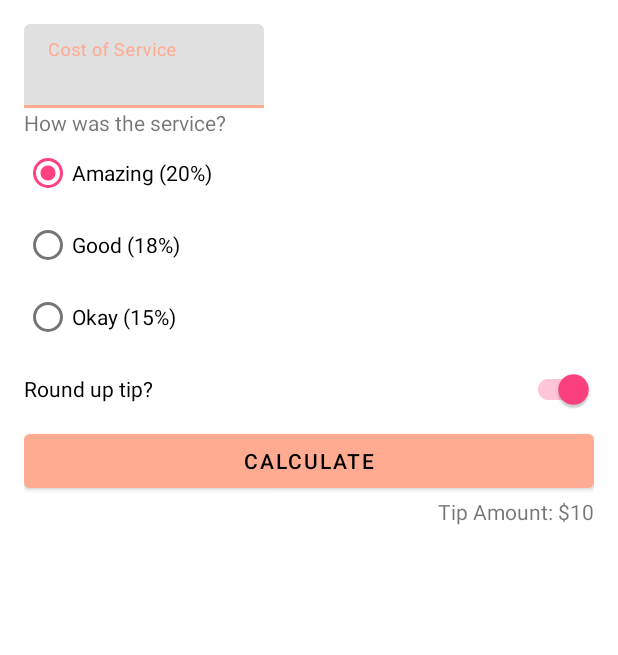
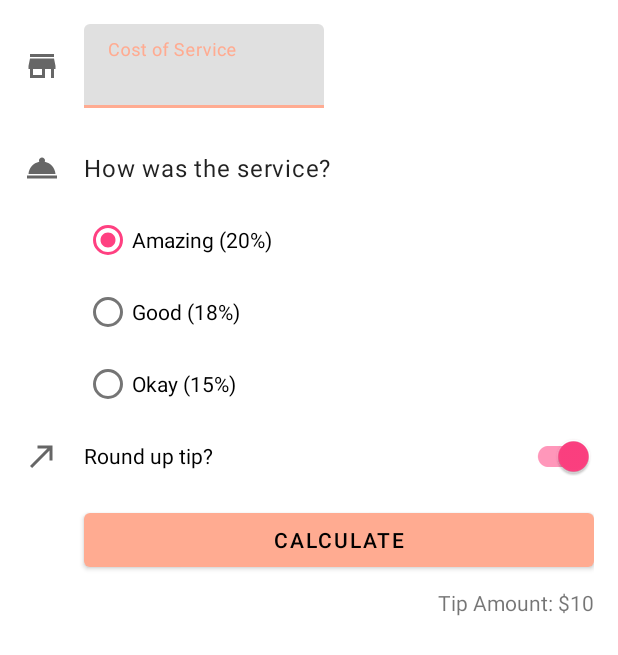
Before and after one commit to Deep3543/TipTime, an Android app: the layout activity_main.xml on its own in the app's theme, with its tools: preview values and no code run, on a phone screen of 412 x 824 dp. Shown: the top 655 px of the screen. Run offline under Robolectric (Android 15) with nearby library versions, the phone set to English and light mode, and no system bars.

Commit message:
Added Icons to the app for more polished UI - Added Styles section to create styles for textView and other attributes

```diff
--- a/app/build.gradle
+++ b/app/build.gradle
@@ -17,7 +17,7 @@ android {
         targetSdkVersion 30
         versionCode 1
         versionName "1.0"
-
+        vectorDrawables.useSupportLibrary = true
         testInstrumentationRunner "androidx.test.runner.AndroidJUnitRunner"
     }
 
--- /dev/null
+++ b/app/src/main/res/drawable/ic_round_up.xml
@@ -0,0 +1,10 @@
+<vector xmlns:android="http://schemas.android.com/apk/res/android"
+    android:width="24dp"
+    android:height="24dp"
+    android:viewportWidth="24"
+    android:viewportHeight="24"
+    android:tint="?attr/colorControlNormal">
+  <path
+      android:fillColor="@android:color/white"
+      android:pathData="M9,5v2h6.59L4,18.59 5.41,20 17,8.41V15h2V5z"/>
+</vector>
--- /dev/null
+++ b/app/src/main/res/drawable/ic_service.xml
@@ -0,0 +1,10 @@
+<vector xmlns:android="http://schemas.android.com/apk/res/android"
+    android:width="24dp"
+    android:height="24dp"
+    android:viewportWidth="24"
+    android:viewportHeight="24"
+    android:tint="?attr/colorControlNormal">
+  <path
+      android:fillColor="@android:color/white"
+      android:pathData="M2,17h20v2L2,19zM13.84,7.79c0.1,-0.24 0.16,-0.51 0.16,-0.79 0,-1.1 -0.9,-2 -2,-2s-2,0.9 -2,2c0,0.28 0.06,0.55 0.16,0.79C6.25,8.6 3.27,11.93 3,16h18c-0.27,-4.07 -3.25,-7.4 -7.16,-8.21z"/>
+</vector>
--- /dev/null
+++ b/app/src/main/res/drawable/ic_store.xml
@@ -0,0 +1,10 @@
+<vector xmlns:android="http://schemas.android.com/apk/res/android"
+    android:width="24dp"
+    android:height="24dp"
+    android:viewportWidth="24"
+    android:viewportHeight="24"
+    android:tint="?attr/colorControlNormal">
+  <path
+      android:fillColor="@android:color/white"
+      android:pathData="M20,4L4,4v2h16L20,4zM21,14v-2l-1,-5L4,7l-1,5v2h1v6h10v-6h4v6h2v-6h1zM12,18L6,18v-4h6v4z"/>
+</vector>
--- a/app/src/main/res/layout/activity_main.xml
+++ b/app/src/main/res/layout/activity_main.xml
@@ -7,13 +7,26 @@
     android:padding="16dp"
     tools:context=".MainActivity">
 
+<!--    Store Icon for Cost of Service -->
+    <ImageView
+        android:id="@+id/icon_cost_of_service"
+        android:layout_width="wrap_content"
+        android:layout_height="wrap_content"
+        android:importantForAccessibility="no"
+        app:srcCompat="@drawable/ic_store"
+        app:layout_constraintStart_toStartOf="parent"
+        app:layout_constraintTop_toTopOf="@id/cost_of_service"
+        app:layout_constraintBottom_toBottomOf="@id/cost_of_service"/>
+
+<!--    Cost of Service TextInputLayout Field -->
     <com.google.android.material.textfield.TextInputLayout
         android:id="@+id/cost_of_service"
         android:layout_width="160dp"
         android:layout_height="wrap_content"
         android:hint="@string/cost_of_service"
-        app:layout_constraintStart_toStartOf="parent"
-        app:layout_constraintTop_toTopOf="parent">
+        app:layout_constraintStart_toEndOf="@id/icon_cost_of_service"
+        app:layout_constraintTop_toTopOf="parent"
+        android:layout_marginStart="16dp">
 
         <com.google.android.material.textfield.TextInputEditText
             android:id="@+id/cost_of_service_edit_text"
@@ -23,13 +36,26 @@
 
     </com.google.android.material.textfield.TextInputLayout>
 
-<!--    How was the Service? TextView field-->
+<!--    Service Icon for Service Question TextView -->
+    <ImageView
+        android:id="@+id/icon_service_question"
+        android:layout_width="wrap_content"
+        android:layout_height="wrap_content"
+        android:importantForAccessibility="no"
+        app:srcCompat="@drawable/ic_service"
+        app:layout_constraintStart_toStartOf="parent"
+        app:layout_constraintTop_toTopOf="@id/service_question"
+        app:layout_constraintBottom_toBottomOf="@id/service_question"/>
+
+<!--    Service Question TextView field-->
     <TextView
         android:id="@+id/service_question"
+        style="@style/Widget.TipTime.TextView"
         android:layout_width="wrap_content"
         android:layout_height="wrap_content"
         android:text="@string/how_was_the_service"
-        app:layout_constraintStart_toStartOf="parent"
+        android:layout_marginTop="16dp"
+        app:layout_constraintStart_toStartOf="@id/cost_of_service"
         app:layout_constraintTop_toBottomOf="@id/cost_of_service" />
 
 <!--    Tip Options Radio Group-->
@@ -39,7 +65,7 @@
         android:layout_height="wrap_content"
         android:checkedButton="@id/option_twenty_percent"
         android:orientation="vertical"
-        app:layout_constraintStart_toStartOf="parent"
+        app:layout_constraintStart_toStartOf="@id/service_question"
         app:layout_constraintTop_toBottomOf="@id/service_question">
 
         <!--        add RadioButtons here -->
@@ -65,15 +91,27 @@
             android:text="@string/okay_service" />
     </RadioGroup>
 
+<!--    Round Up Icon for Round Up Switch -->
+    <ImageView
+        android:id="@+id/icon_round_up"
+        android:layout_width="wrap_content"
+        android:layout_height="wrap_content"
+        android:importantForAccessibility="no"
+        app:srcCompat="@drawable/ic_round_up"
+        app:layout_constraintStart_toStartOf="parent"
+        app:layout_constraintTop_toTopOf="@id/round_up_switch"
+        app:layout_constraintBottom_toBottomOf="@id/round_up_switch"/>
+
 <!--    Round Up Tip Switch -->
-    <androidx.appcompat.widget.SwitchCompat
+    <com.google.android.material.switchmaterial.SwitchMaterial
         android:id="@+id/round_up_switch"
         android:layout_width="0dp"
         android:layout_height="wrap_content"
         android:checked="true"
         android:text="@string/round_up_tip"
+        android:layout_marginStart="16dp"
         app:layout_constraintEnd_toEndOf="parent"
-        app:layout_constraintStart_toStartOf="parent"
+        app:layout_constraintStart_toEndOf="@id/icon_round_up"
         app:layout_constraintTop_toBottomOf="@id/tip_options" />
 
 <!--    Calculate Button -->
@@ -82,8 +120,9 @@
         android:layout_width="0dp"
         android:layout_height="wrap_content"
         android:text="@string/calculate"
+        android:layout_marginTop="8dp"
         app:layout_constraintEnd_toEndOf="parent"
-        app:layout_constraintStart_toStartOf="parent"
+        app:layout_constraintStart_toStartOf="@id/round_up_switch"
         app:layout_constraintTop_toBottomOf="@id/round_up_switch" />
 
 <!--    Tip Result TextView -->
@@ -92,6 +131,7 @@
         android:layout_width="wrap_content"
         android:layout_height="wrap_content"
         tools:text="Tip Amount: $10"
+        android:layout_marginTop="8dp"
         app:layout_constraintEnd_toEndOf="parent"
         app:layout_constraintTop_toBottomOf="@id/calculate_button" />
 
--- /dev/null
+++ b/app/src/main/res/values/styles.xml
@@ -0,0 +1,8 @@
+<?xml version="1.0" encoding="utf-8"?>
+<resources>
+    <style name="Widget.TipTime.TextView" parent="Widget.MaterialComponents.TextView">
+        <item name="android:minHeight">48dp</item>
+        <item name="android:gravity">center_vertical</item>
+        <item name="android:textAppearance">?attr/textAppearanceBody1</item>
+    </style>
+</resources>
```
